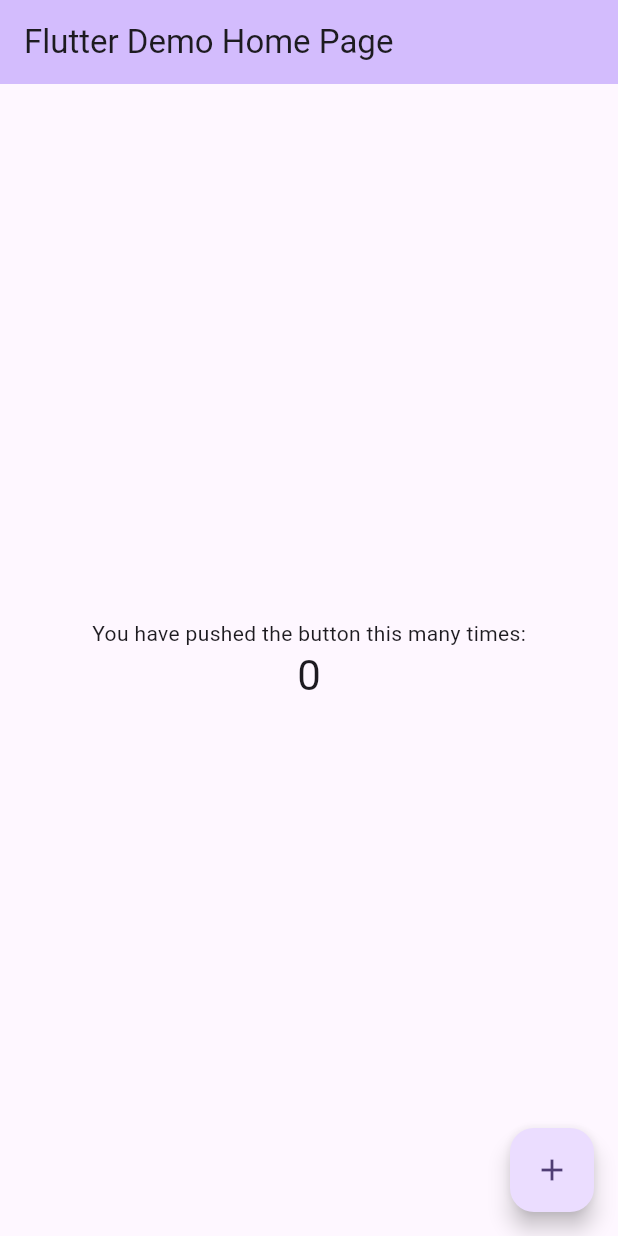
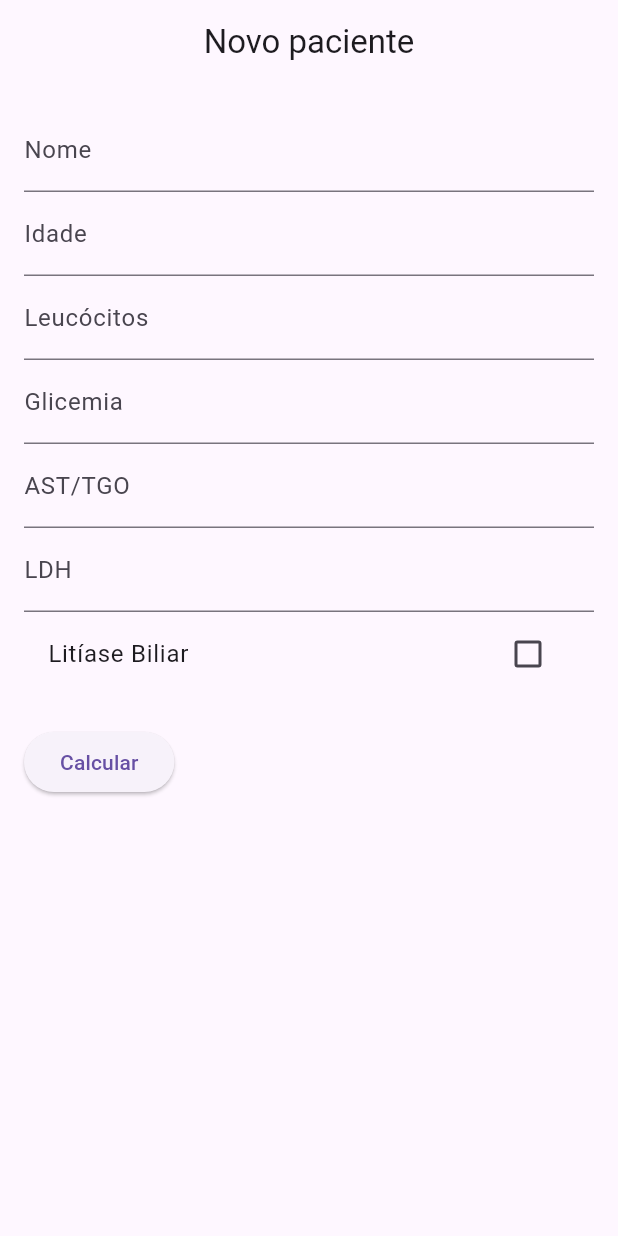
Before and after one commit to gabriel-kasten/controle-criterios-ranson, a Flutter app: the screen it shows after launch, on a phone screen of 412 x 824 dp. Run offline on Flutter 3.47's test engine with Material 3 defaults, Android fonts, the phone set to English and light mode, and no system bars.

Commit message:
first version

```diff
--- a/lib/main.dart
+++ b/lib/main.dart
@@ -1,125 +1,219 @@
 import 'package:flutter/material.dart';
 
-void main() {
-  runApp(const MyApp());
-}
+void main() => runApp(MyApp());
 
 class MyApp extends StatelessWidget {
-  const MyApp({super.key});
-
-  // This widget is the root of your application.
   @override
   Widget build(BuildContext context) {
     return MaterialApp(
-      title: 'Flutter Demo',
+      title: 'Critérios de Ranson',
       theme: ThemeData(
-        // This is the theme of your application.
-        //
-        // TRY THIS: Try running your application with "flutter run". You'll see
-        // the application has a purple toolbar. Then, without quitting the app,
-        // try changing the seedColor in the colorScheme below to Colors.green
-        // and then invoke "hot reload" (save your changes or press the "hot
-        // reload" button in a Flutter-supported IDE, or press "r" if you used
-        // the command line to start the app).
-        //
-        // Notice that the counter didn't reset back to zero; the application
-        // state is not lost during the reload. To reset the state, use hot
-        // restart instead.
-        //
-        // This works for code too, not just values: Most code changes can be
-        // tested with just a hot reload.
-        colorScheme: ColorScheme.fromSeed(seedColor: Colors.deepPurple),
-        useMaterial3: true,
+        primarySwatch: Colors.blue,
       ),
-      home: const MyHomePage(title: 'Flutter Demo Home Page'),
+      home: PatientForm(),
     );
   }
 }
 
-class MyHomePage extends StatefulWidget {
-  const MyHomePage({super.key, required this.title});
-
-  // This widget is the home page of your application. It is stateful, meaning
-  // that it has a State object (defined below) that contains fields that affect
-  // how it looks.
-
-  // This class is the configuration for the state. It holds the values (in this
-  // case the title) provided by the parent (in this case the App widget) and
-  // used by the build method of the State. Fields in a Widget subclass are
-  // always marked "final".
-
-  final String title;
-
+class PatientForm extends StatefulWidget {
   @override
-  State<MyHomePage> createState() => _MyHomePageState();
+  _PatientFormState createState() => _PatientFormState();
 }
 
-class _MyHomePageState extends State<MyHomePage> {
-  int _counter = 0;
+class _PatientFormState extends State<PatientForm> {
+  final _formKey = GlobalKey<FormState>();
+  bool isPancreatitisGrave = false;
+  int score = 0;
+  double mortality = 0.0;
 
-  void _incrementCounter() {
-    setState(() {
-      // This call to setState tells the Flutter framework that something has
-      // changed in this State, which causes it to rerun the build method below
-      // so that the display can reflect the updated values. If we changed
-      // _counter without calling setState(), then the build method would not be
-      // called again, and so nothing would appear to happen.
-      _counter++;
-    });
+  TextEditingController nameController = TextEditingController();
+  TextEditingController ageController = TextEditingController();
+  TextEditingController leukocytesController = TextEditingController();
+  TextEditingController glucoseController = TextEditingController();
+  TextEditingController astController = TextEditingController();
+  TextEditingController ldhController = TextEditingController();
+  bool hasGallstones = false;
+
+  void calculateScore() {
+    int age = int.parse(ageController.text);
+    int leukocytes = int.parse(leukocytesController.text);
+    double glucose = double.parse(glucoseController.text);
+    double ast = double.parse(astController.text);
+    double ldh = double.parse(ldhController.text);
+
+    int thresholdAge = hasGallstones ? 70 : 55;
+    int thresholdLeukocytes = hasGallstones ? 18000 : 16000;
+    double thresholdGlucose = hasGallstones ? 12.2 : 11.0;
+    double thresholdAst = 250.0;
+    double thresholdLdh = hasGallstones ? 400.0 : 350.0;
+
+    score = 0;
+
+    if (age > thresholdAge) score++;
+    if (leukocytes > thresholdLeukocytes) score++;
+    if (glucose > thresholdGlucose) score++;
+    if (ast > thresholdAst) score++;
+    if (ldh > thresholdLdh) score++;
+
+    isPancreatitisGrave = score >= 3;
+
+    if (score >= 0 && score <= 2) {
+      mortality = 2.0;
+    } else if (score >= 3 && score <= 4) {
+      mortality = 15.0;
+    } else if (score >= 5 && score <= 6) {
+      mortality = 40.0;
+    } else {
+      mortality = 100.0;
+    }
   }
 
   @override
   Widget build(BuildContext context) {
-    // This method is rerun every time setState is called, for instance as done
-    // by the _incrementCounter method above.
-    //
-    // The Flutter framework has been optimized to make rerunning build methods
-    // fast, so that you can just rebuild anything that needs updating rather
-    // than having to individually change instances of widgets.
     return Scaffold(
       appBar: AppBar(
-        // TRY THIS: Try changing the color here to a specific color (to
-        // Colors.amber, perhaps?) and trigger a hot reload to see the AppBar
-        // change color while the other colors stay the same.
-        backgroundColor: Theme.of(context).colorScheme.inversePrimary,
-        // Here we take the value from the MyHomePage object that was created by
-        // the App.build method, and use it to set our appbar title.
-        title: Text(widget.title),
+        centerTitle: true,
+        title: const Text('Novo paciente'),
       ),
-      body: Center(
-        // Center is a layout widget. It takes a single child and positions it
-        // in the middle of the parent.
-        child: Column(
-          // Column is also a layout widget. It takes a list of children and
-          // arranges them vertically. By default, it sizes itself to fit its
-          // children horizontally, and tries to be as tall as its parent.
-          //
-          // Column has various properties to control how it sizes itself and
-          // how it positions its children. Here we use mainAxisAlignment to
-          // center the children vertically; the main axis here is the vertical
-          // axis because Columns are vertical (the cross axis would be
-          // horizontal).
-          //
-          // TRY THIS: Invoke "debug painting" (choose the "Toggle Debug Paint"
-          // action in the IDE, or press "p" in the console), to see the
-          // wireframe for each widget.
-          mainAxisAlignment: MainAxisAlignment.center,
-          children: <Widget>[
-            const Text(
-              'You have pushed the button this many times:',
-            ),
-            Text(
-              '$_counter',
-              style: Theme.of(context).textTheme.headlineMedium,
+      body: Padding(
+        padding: const EdgeInsets.all(16.0),
+        child: Form(
+          key: _formKey,
+          child: Column(
+            crossAxisAlignment: CrossAxisAlignment.start,
+            children: <Widget>[
+              TextFormField(
+                controller: nameController,
+                decoration: const InputDecoration(labelText: 'Nome'),
+                validator: (value) {
+                  if (value == null || value.isEmpty) {
+                    return 'Por favor, insira o nome do paciente.';
+                  }
+                  return null;
+                },
+              ),
+              TextFormField(
+                controller: ageController,
+                decoration: const InputDecoration(labelText: 'Idade'),
+                keyboardType: TextInputType.number,
+                validator: (value) {
+                  if (value == null || value.isEmpty) {
+                    return 'Por favor, insira a idade do paciente.';
+                  }
+                  return null;
+                },
+              ),
+              TextFormField(
+                controller: leukocytesController,
+                decoration: const InputDecoration(labelText: 'Leucócitos'),
+                keyboardType: TextInputType.number,
+                validator: (value) {
+                  if (value == null || value.isEmpty) {
+                    return 'Por favor, insira o número de leucócitos.';
+                  }
+                  return null;
+                },
+              ),
+              TextFormField(
+                controller: glucoseController,
+                decoration: const InputDecoration(labelText: 'Glicemia'),
+                keyboardType: TextInputType.number,
+                validator: (value) {
+                  if (value == null || value.isEmpty) {
+                    return 'Por favor, insira o valor da glicemia.';
+                  }
+                  return null;
+                },
+              ),
+              TextFormField(
+                controller: astController,
+                decoration: const InputDecoration(labelText: 'AST/TGO'),
+                keyboardType: TextInputType.number,
+                validator: (value) {
+                  if (value == null || value.isEmpty) {
+                    return 'Por favor, insira o valor de AST/TGO.';
+                  }
+                  return null;
+                },
+              ),
+              TextFormField(
+                controller: ldhController,
+                decoration: const InputDecoration(labelText: 'LDH'),
+                keyboardType: TextInputType.number,
+                validator: (value) {
+                  if (value == null || value.isEmpty) {
+                    return 'Por favor, insira o valor de LDH.';
+                  }
+                  return null;
+                },
+              ),
+              CheckboxListTile(
+                title: const Text('Litíase Biliar'),
+                value: hasGallstones,
+                onChanged: (bool? value) {
+                  if (value != null) {
+                    setState(() {
+                      hasGallstones = value;
+                    });
+                  }
+                },
+              ),
+              SizedBox(height: 20),
+              ElevatedButton(
+                onPressed: () {
+                  if (_formKey.currentState!.validate()) {
+                    calculateScore();
+                    _showResultDialog();
+                  }
+                },
+                child: const Text('Calcular'),
+              ),
+              SizedBox(height: 20),
+              Visibility(
+                visible: score > 0,
+                child: Column(
+                  crossAxisAlignment: CrossAxisAlignment.start,
+                  children: [
+                    Text('Pontuação: $score'),
+                    Text('Mortalidade: $mortality%'),
+                  ],
+                ),
+              ),
+            ],
+          ),
+        ),
+      ),
+    );
+  }
+
+  void _showResultDialog() {
+    showDialog(
+      context: context,
+      builder: (BuildContext context) {
+        return AlertDialog(
+          title: const Text('Resultado'),
+          content: Column(
+            crossAxisAlignment: CrossAxisAlignment.start,
+            children: [
+              Text('Pontuação: $score'),
+              Text('Mortalidade: $mortality%'),
+              Text(
+                isPancreatitisGrave
+                    ? 'Pancreatite Grave'
+                    : 'Pancreatite não Grave',
+              ),
+            ],
+          ),
+          actions: <Widget>[
+            TextButton(
+              onPressed: () {
+                Navigator.of(context).pop();
+              },
+              child: const Text('OK'),
             ),
           ],
-        ),
-      ),
-      floatingActionButton: FloatingActionButton(
-        onPressed: _incrementCounter,
-        tooltip: 'Increment',
-        child: const Icon(Icons.add),
-      ), // This trailing comma makes auto-formatting nicer for build methods.
+        );
+      },
     );
   }
 }
```
Also changed, not shown: 1 other file.
